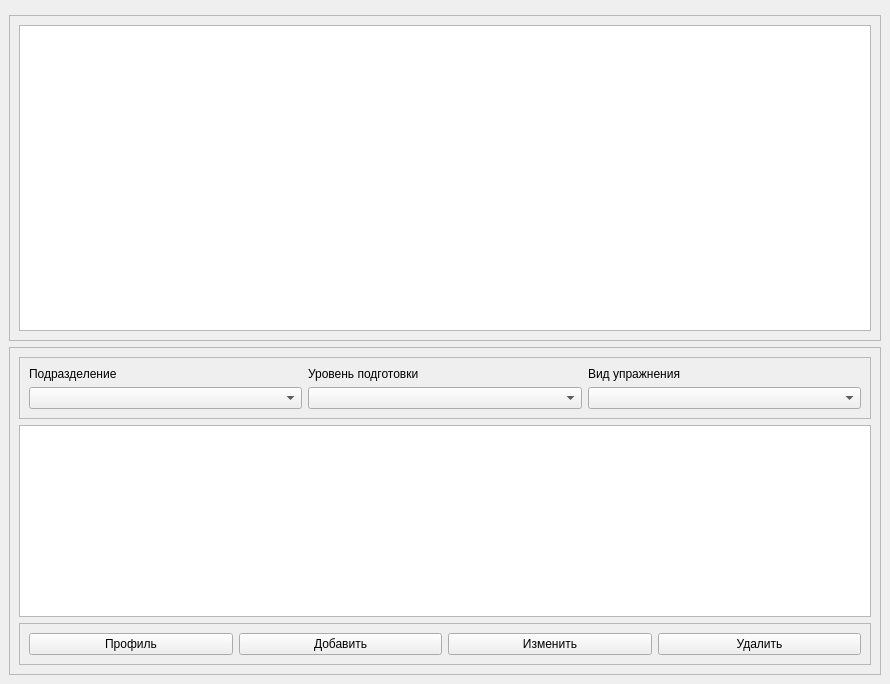
This is mainwindow_ui.ui in alekskositsyn/StatStrel as Qt 5 draws it before an edit. The edited form follows.
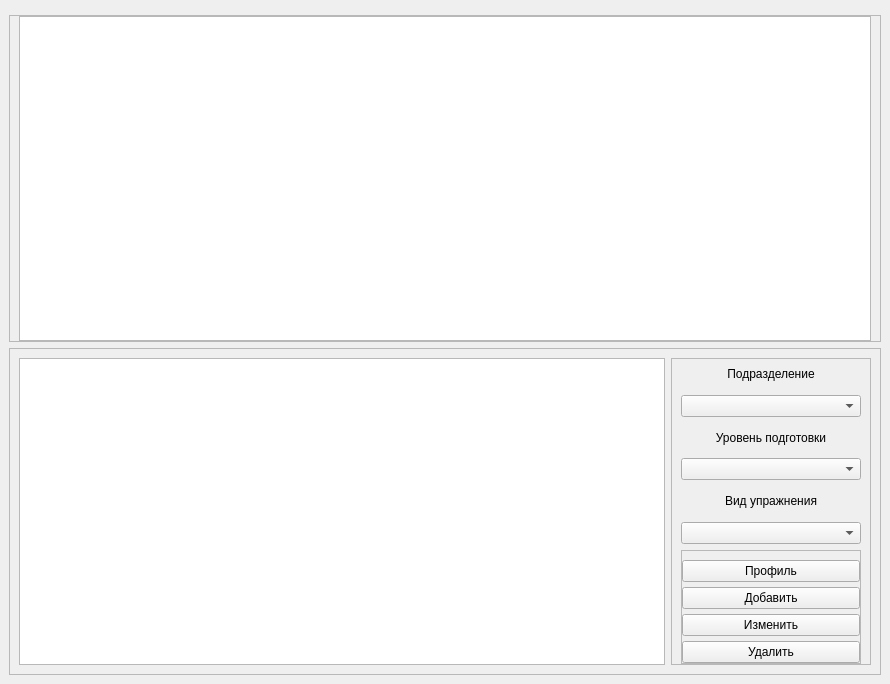
This is the edited form. Custom widgets are drawn as their Qt base class.

Commit message: change UI main window

What changed in the file:
```diff
--- a/mainwindow_ui.ui
+++ b/mainwindow_ui.ui
@@ -14,7 +14,7 @@
    <string>MainWindow</string>
   </property>
   <widget class="QWidget" name="centralwidget">
-   <layout class="QVBoxLayout" name="verticalLayout">
+   <layout class="QVBoxLayout" name="verticalLayout_3">
     <item>
      <widget class="Line" name="line">
       <property name="orientation">
@@ -31,6 +31,12 @@
        <enum>QFrame::Raised</enum>
       </property>
       <layout class="QGridLayout" name="gridLayout_2">
+       <property name="topMargin">
+        <number>0</number>
+       </property>
+       <property name="bottomMargin">
+        <number>0</number>
+       </property>
        <item row="0" column="0">
         <widget class="QChartView" name="chartView"/>
        </item>
@@ -45,53 +51,74 @@
       <property name="frameShadow">
        <enum>QFrame::Raised</enum>
       </property>
-      <layout class="QGridLayout" name="gridLayout_3">
-       <item row="0" column="0">
+      <layout class="QHBoxLayout" name="horizontalLayout">
+       <item>
+        <widget class="QTableView" name="tblItems"/>
+       </item>
+       <item>
         <widget class="QFrame" name="frame_3">
+         <property name="minimumSize">
+          <size>
+           <width>200</width>
+           <height>0</height>
+          </size>
+         </property>
          <property name="frameShape">
           <enum>QFrame::StyledPanel</enum>
          </property>
          <property name="frameShadow">
           <enum>QFrame::Raised</enum>
          </property>
-         <layout class="QGridLayout" name="gridLayout">
-          <item row="1" column="0">
+         <layout class="QVBoxLayout" name="verticalLayout">
+          <property name="topMargin">
+           <number>0</number>
+          </property>
+          <property name="bottomMargin">
+           <number>0</number>
+          </property>
+          <item>
+           <widget class="QLabel" name="label">
+            <property name="layoutDirection">
+             <enum>Qt::LeftToRight</enum>
+            </property>
+            <property name="text">
+             <string>Подразделение</string>
+            </property>
+            <property name="alignment">
+             <set>Qt::AlignCenter</set>
+            </property>
+           </widget>
+          </item>
+          <item>
            <widget class="QComboBox" name="cmb_division"/>
           </item>
-          <item row="0" column="2">
-           <widget class="QLabel" name="label_3">
-            <property name="text">
-             <string>Вид упражнения</string>
-            </property>
-           </widget>
-          </item>
-          <item row="1" column="2">
-           <widget class="QComboBox" name="cmbTasks"/>
-          </item>
-          <item row="0" column="1">
+          <item>
            <widget class="QLabel" name="label_2">
             <property name="text">
              <string>Уровень подготовки</string>
             </property>
-           </widget>
-          </item>
-          <item row="0" column="0">
-           <widget class="QLabel" name="label">
-            <property name="text">
-             <string>Подразделение</string>
+            <property name="alignment">
+             <set>Qt::AlignCenter</set>
             </property>
            </widget>
           </item>
-          <item row="1" column="1">
+          <item>
            <widget class="QComboBox" name="cmb_degree"/>
           </item>
-         </layout>
-        </widget>
-       </item>
-       <item row="1" column="0">
-        <widget class="QTableView" name="tblItems"/>
-       </item>
-       <item row="2" column="0">
+          <item>
+           <widget class="QLabel" name="label_3">
+            <property name="text">
+             <string>Вид упражнения</string>
+            </property>
+            <property name="alignment">
+             <set>Qt::AlignCenter</set>
+            </property>
+           </widget>
+          </item>
+          <item>
+           <widget class="QComboBox" name="cmbTasks"/>
+          </item>
+          <item>
         <widget class="QFrame" name="frame_4">
          <property name="frameShape">
           <enum>QFrame::StyledPanel</enum>
@@ -99,7 +126,22 @@
          <property name="frameShadow">
           <enum>QFrame::Raised</enum>
          </property>
-         <layout class="QHBoxLayout" name="horizontalLayout">
+            <layout class="QVBoxLayout" name="verticalLayout_2">
+             <property name="spacing">
+              <number>5</number>
+             </property>
+             <property name="leftMargin">
+              <number>0</number>
+             </property>
+             <property name="topMargin">
+              <number>9</number>
+             </property>
+             <property name="rightMargin">
+              <number>0</number>
+             </property>
+             <property name="bottomMargin">
+              <number>0</number>
+             </property>
           <item>
            <widget class="QPushButton" name="btn_profile">
             <property name="text">
@@ -126,6 +168,9 @@
             <property name="text">
              <string>Удалить</string>
             </property>
+              </widget>
+             </item>
+            </layout>
            </widget>
           </item>
          </layout>
```
Lines whose indentation alone changed are shown as unchanged. The commit also changes 4 other files.
